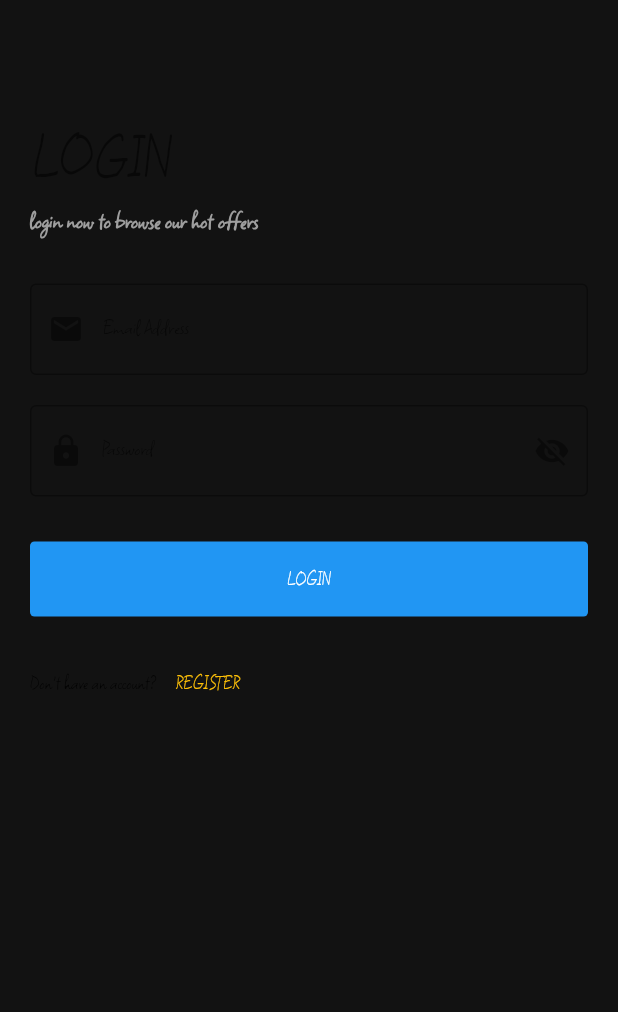
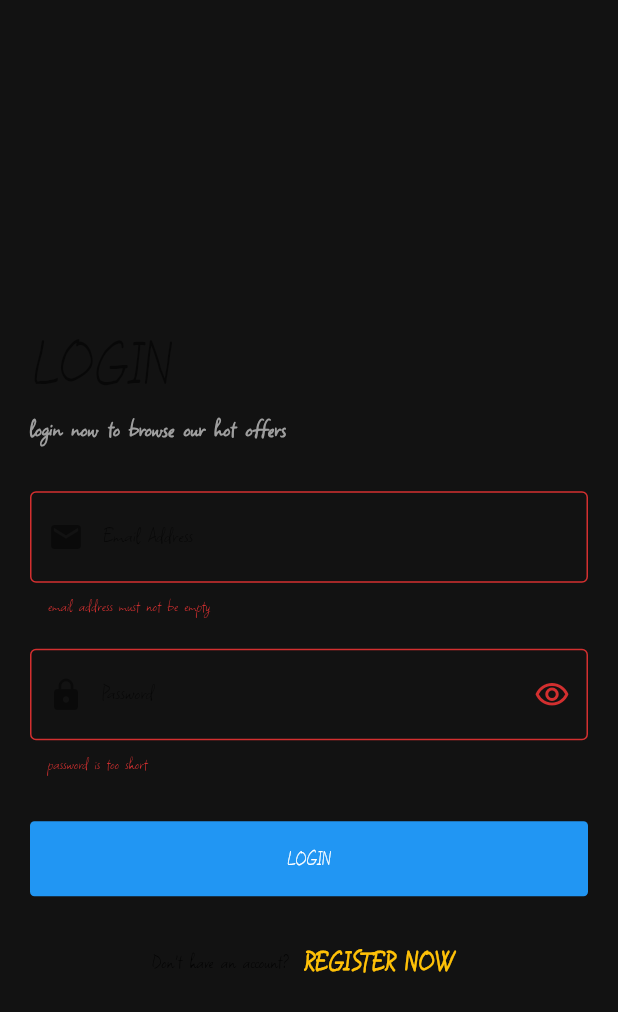
Before and after one commit to mahmoudmohamed74/news-app, a Flutter app: the ShopLoginScreen screen opened directly, after a tap on "LOGIN", on a phone screen of 412 x 824 dp. Shown: the top 1012 px of the screen. Run offline on Flutter 3.47's test engine with Material 2 defaults, Android fonts, the phone set to English and light mode, and no system bars; our stand-ins replace bloc, conditional_builder_null_safety, dio, flutter_bloc, hexcolor, shared_preferences and 3 more; accounts and stored records are empty; network calls fail.

Commit message:
login with apis prof

```diff
--- /dev/null
+++ b/lib/moduels/shop_app/login/cubit/cubit.dart
@@ -0,0 +1,46 @@
+// ignore_for_file: avoid_print
+
+import 'package:first/moduels/shop_app/login/cubit/states.dart';
+import 'package:first/shared/network/end_points.dart';
+import 'package:first/shared/network/remote/dio_helper.dart';
+import 'package:flutter/material.dart';
+import 'package:flutter_bloc/flutter_bloc.dart';
+
+class ShopLoginCuibt extends Cubit<ShopLoginStates> {
+  ShopLoginCuibt() : super(ShopLoginInitalState());
+  static ShopLoginCuibt get(context) => BlocProvider.of(context);
+
+  void userLogin({
+    required String email,
+    required String password,
+  }) {
+    emit(ShopLoginLoadingState());
+    DioHelper.postData(
+      url: LOGIN,
+      data: {
+        "email": email,
+        "password": password,
+      },
+    ).then((value) {
+      print(value.data);
+      emit(
+        ShopLoginSuccessState(),
+      );
+    }).catchError((error) {
+      emit(
+        ShopLoginErorrState(error.toString()),
+      );
+    });
+  }
+
+  IconData suffix = Icons.visibility_outlined;
+  bool isPassword = true;
+  void changePasswordVisibility() {
+    isPassword = !isPassword;
+    suffix = isPassword ? Icons.visibility_outlined : Icons.visibility_off;
+
+    emit(
+      ShopChangePasswordVisibilityState(),
+    );
+  }
+}
--- /dev/null
+++ b/lib/moduels/shop_app/login/cubit/states.dart
@@ -0,0 +1,15 @@
+abstract class ShopLoginStates {}
+
+class ShopLoginInitalState extends ShopLoginStates {}
+
+class ShopLoginLoadingState extends ShopLoginStates {}
+
+class ShopLoginSuccessState extends ShopLoginStates {}
+
+class ShopLoginErorrState extends ShopLoginStates {
+  final String error;
+
+  ShopLoginErorrState(this.error);
+}
+
+class ShopChangePasswordVisibilityState extends ShopLoginStates {}
--- a/lib/moduels/shop_app/login/shop_login.dart
+++ b/lib/moduels/shop_app/login/shop_login.dart
@@ -1,19 +1,35 @@
 // ignore_for_file: use_key_in_widget_constructors, prefer_const_constructors, prefer_const_literals_to_create_immutables, must_be_immutable
 
+import 'package:conditional_builder_null_safety/conditional_builder_null_safety.dart';
+import 'package:first/moduels/shop_app/login/cubit/cubit.dart';
+import 'package:first/moduels/shop_app/login/cubit/states.dart';
+import 'package:first/moduels/shop_app/register/shop_register_screen.dart';
 import 'package:first/shared/components/components.dart';
 import 'package:flutter/material.dart';
+import 'package:flutter_bloc/flutter_bloc.dart';
 
 class ShopLoginScreen extends StatelessWidget {
+  var formKey = GlobalKey<FormState>(); // create valdaition
   var emailController = TextEditingController();
-
   var passwordController = TextEditingController();
   bool isPasswordShow = false;
   @override
   Widget build(BuildContext context) {
+    return BlocProvider(
+      create: (context) => ShopLoginCuibt(),
+      child: BlocConsumer<ShopLoginCuibt, ShopLoginStates>(
+        listener: (context, state) {},
+        builder: (context, state) {
           return Scaffold(
             appBar: AppBar(),
             body: Padding(
               padding: const EdgeInsets.all(20.0),
+              child: Center(
+                child: SingleChildScrollView(
+                  //ايرور لوحه المفاتيح
+                  child: Form //validation
+                      (
+                    key: formKey,
                     child: Column(
                       crossAxisAlignment: CrossAxisAlignment.start,
                       children: [
@@ -22,8 +38,9 @@ class ShopLoginScreen extends StatelessWidget {
                           style: Theme.of(context).textTheme.headline3,
                         ),
                         Text(
-              "login now to browse our hot offers",
-              style: Theme.of(context).textTheme.bodyText1?.copyWith(
+                          "login  now  to  browse  our  hot  offers",
+                          style:
+                              Theme.of(context).textTheme.bodyText1?.copyWith(
                                     color: Colors.grey,
                                   ),
                         ),
@@ -35,11 +52,11 @@ class ShopLoginScreen extends StatelessWidget {
                             type: TextInputType.emailAddress,
                             validate: (value) {
                               if (value!.isEmpty) {
-                    return "$value must not be empty";
+                                return "email  address  must  not  be  empty";
                               }
                               return null;
                             },
-                lable: "Email Address",
+                            lable: "Email  Address",
                             prefix: Icons.email),
                         SizedBox(
                           height: 20,
@@ -49,36 +66,77 @@ class ShopLoginScreen extends StatelessWidget {
                           type: TextInputType.emailAddress,
                           validate: (value) {
                             if (value!.isEmpty) {
-                  return "$value is too short";
+                              return "password  is  too  short";
                             }
                             return null;
                           },
                           lable: "Password",
                           prefix: Icons.lock,
-              suffix: isPasswordShow ? Icons.visibility : Icons.visibility_off,
+                          suffix: ShopLoginCuibt.get(context).suffix,
+                          isPassword: ShopLoginCuibt.get(context).isPassword,
+                          suffixPressed: () {
+                            ShopLoginCuibt.get(context)
+                                .changePasswordVisibility();
+                          },
+                          onFieldSubmitted: (value) {
+                            if (formKey.currentState!.validate()) {
+                              ShopLoginCuibt.get(context).userLogin(
+                                email: emailController.text,
+                                password: passwordController.text,
+                              );
+                            }
+                          },
                         ),
                         SizedBox(
                           height: 30,
                         ),
-            defaultButton(
-              function: () {},
+                        ConditionalBuilder(
+                          condition: state is! ShopLoginLoadingState,
+                          builder: (context) => defaultButton(
+                            function: () {
+                              if (formKey.currentState!.validate()) {
+                                ShopLoginCuibt.get(context).userLogin(
+                                  email: emailController.text,
+                                  password: passwordController.text,
+                                );
+                              }
+                            },
                             text: "Login",
                             isUpperCase: true,
+                          ),
+                          fallback: (context) => Center(
+                            child: CircularProgressIndicator(),
+                          ),
                         ),
                         SizedBox(
                           height: 20,
                         ),
                         Row(
+                          mainAxisAlignment: MainAxisAlignment.center,
                           children: [
                             Text(
-                  "Don't have an account? ",
+                              "Don't  have  an  account? ",
                             ),
-                defaultTextButton(function: () {}, text: "Register")
+                            defaultTextButton(
+                              function: () {
+                                navigateTo(
+                                  context,
+                                  ShopRegisterScreen(),
+                                );
+                              },
+                              text: "Register  now",
+                            ),
                           ],
                         ),
                       ],
                     ),
                   ),
+                ),
+              ),
+            ),
+          );
+        },
+      ),
     );
   }
 }
--- a/lib/shared/components/components.dart
+++ b/lib/shared/components/components.dart
@@ -90,9 +90,11 @@ Widget defaultTextButton({
         onPressed: () {
           function!();
         },
-        child: Text(
-          text.toUpperCase(),
-        ));
+        child: Text(text.toUpperCase(),
+            style: TextStyle(
+              fontWeight: FontWeight.bold,
+              fontSize: 20,
+            )));
 Widget builTaskItem(Map model, context) => Dismissible(
       key: Key(
         model['id'].toString(),
--- /dev/null
+++ b/lib/shared/network/end_points.dart
@@ -0,0 +1,3 @@
+// ignore_for_file: constant_identifier_names
+
+const LOGIN = 'login';//used in post man
--- a/lib/shared/network/remote/dio_helper.dart
+++ b/lib/shared/network/remote/dio_helper.dart
@@ -7,8 +7,11 @@ class DioHelper {
 
     dio = Dio(
       BaseOptions(
-        baseUrl: 'https://newsapi.org/',
+        baseUrl: 'https://student.valuxapps.com/api/',
         receiveDataWhenStatusError: true,
+        headers: {
+          'Content-Type': 'application/json',
+        },
       ),
     );
   }
@@ -17,10 +20,35 @@ class DioHelper {
     // method ely 7tgeeb data
     required String url,
     required Map<String, dynamic>? query,
+    String lang = "ar",
+    String? token,
   }) async {
+    dio.options.headers = {
+      'lang': lang,
+      'Authorization': token,
+    };
     return await dio.get(
       url,
       queryParameters: query,
     );
   }
+
+  static Future<Response> postData({
+    // method ely 7tpost data
+    required String url,
+    Map<String, dynamic>? query,
+    required Map<String, dynamic>? data,
+    String lang = "ar",
+    String? token,
+  }) async {
+    dio.options.headers = {
+      'lang': lang,
+      'Authorization': token,
+    };
+    return await dio.post(
+      url,
+      queryParameters: query,
+      data: data, //keys in body in post man
+    );
+  }
 }
```
Also changed, not shown: lib/moduels/shop_app/on_boarding/on_boarding_screen.dart (+4 -10 lines), lib/moduels/shop_app/register/shop_register_screen.dart (added, +10 -0 lines). Lines whose indentation alone changed are shown as unchanged.
